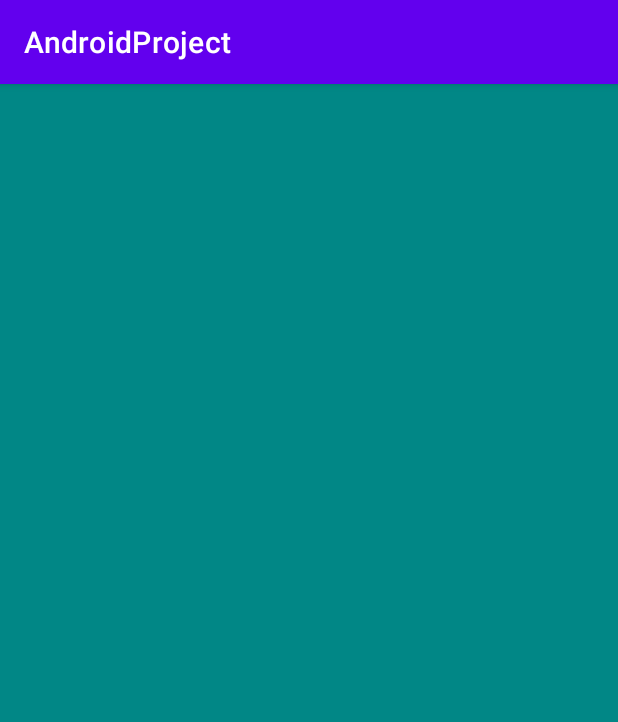
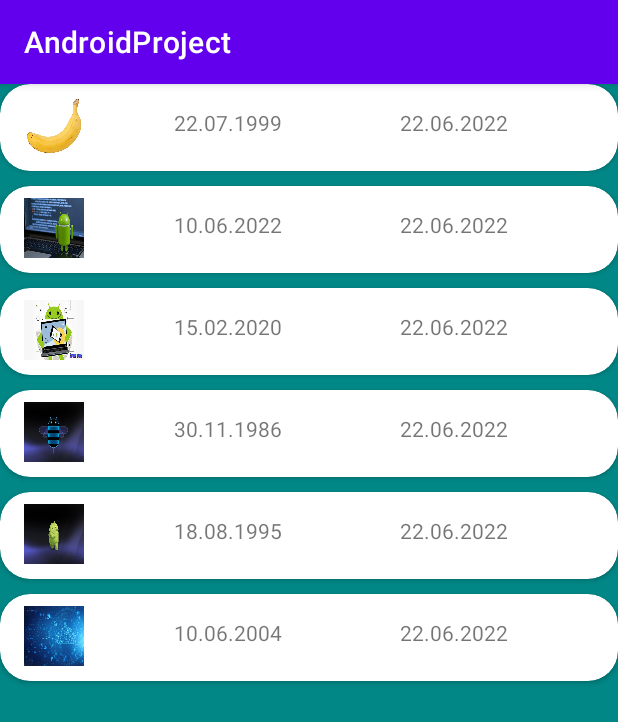
Before and after one commit to IgorBr777/AndroidProject, an Android app: the screen it shows after launch (MainActivity), after a tap on "FINISH", on a phone screen of 412 x 824 dp. Shown: the top 722 px of the screen. Run offline under Robolectric (Android 15) with nearby library versions, the phone set to English and light mode, and no system bars.

Commit message:
Lesson21, created RecyclerView

```diff
--- a/app/src/main/java/com/example/androidproject/ItemsFragment.kt
+++ b/app/src/main/java/com/example/androidproject/ItemsFragment.kt
@@ -6,10 +6,17 @@
 import android.view.View
 import android.view.ViewGroup
 import android.widget.Button
+import android.widget.Toast
+import androidx.recyclerview.widget.LinearLayoutManager
+import androidx.recyclerview.widget.RecyclerView
+import com.example.androidproject.adapter.ItemsAdapter
+import com.example.androidproject.listener.ItemsListener
+import com.example.androidproject.model.ItemsModel
 
 
-class ItemsFragment : Fragment() {
+class ItemsFragment : Fragment(), ItemsListener {
 
+    private lateinit var itemsAdapter: ItemsAdapter
 
     override fun onCreateView(
         inflater: LayoutInflater, container: ViewGroup?,
@@ -22,6 +29,43 @@
     override fun onViewCreated(view: View, savedInstanceState: Bundle?) {
         super.onViewCreated(view, savedInstanceState)
 
+        itemsAdapter = ItemsAdapter(this)
+        val recyclerView = view.findViewById<RecyclerView>(R.id.recyclerView)
+        recyclerView.layoutManager = LinearLayoutManager(context)
+        recyclerView.adapter = itemsAdapter
+
+        val listItems = listOf<ItemsModel>(
+            ItemsModel(R.drawable.banana, "Banana", "22.07.1999"),
+            ItemsModel(R.drawable.android_1, "Android", "10.06.2022"),
+            ItemsModel(R.drawable.android_2, "IOS", "15.02.2020"),
+            ItemsModel(R.drawable.android_3, "Flutter", "30.11.1986"),
+            ItemsModel(R.drawable.android_4, "Python", "18.08.1995"),
+            ItemsModel(R.drawable.it_1, "PHP", "10.06.2004"),
+
+            )
+        itemsAdapter.submitList(listItems.toList())
 
     }
+
+    override fun onClick() {
+        Toast.makeText(context, "ImageView clicked", Toast.LENGTH_LONG).show()
+    }
+
+    override fun onElementSelected(name: String, date: String, imageView: Int) {
+        val detailsFragment = DetailsFragment()
+        val bundle = Bundle()
+        bundle.putString("name", name)
+        bundle.putString("date", date)
+        bundle.putInt("imageView", imageView)
+        detailsFragment.arguments = bundle
+
+// add метод мы больше не используем, нужно использовать replace
+        // replace всегда будет иметь или addToBackStack, чтобы могли вернуться  назад или же его не будет,
+        // чтобы мы могли вернуться назад.
+        parentFragmentManager
+            .beginTransaction()
+            .add(R.id.activity_container, detailsFragment)
+            .addToBackStack("Details")
+            .commit()
+    }
 }
--- a/app/src/main/java/com/example/androidproject/OnBoardingFragment.kt
+++ b/app/src/main/java/com/example/androidproject/OnBoardingFragment.kt
@@ -21,8 +21,8 @@
 
     override fun onViewCreated(view: View, savedInstanceState: Bundle?) {
         super.onViewCreated(view, savedInstanceState)
-        val OnBoardingFinished = view.findViewById<Button>(R.id.btnFinish)
-        OnBoardingFinished.setOnClickListener {
+        val onBoardingFinished = view.findViewById<Button>(R.id.btnFinish)
+        onBoardingFinished.setOnClickListener {
 
             parentFragmentManager
 
@@ -30,9 +30,6 @@
                 .replace(R.id.activity_container,ItemsFragment())
                 .commit()
 
-
-
-
         }
 
     }
--- /dev/null
+++ b/app/src/main/java/com/example/androidproject/adapter/ItemsAdapter.kt
@@ -0,0 +1,35 @@
+package com.example.androidproject.adapter
+
+import android.view.LayoutInflater
+import android.view.ViewGroup
+import androidx.recyclerview.widget.RecyclerView
+import com.example.androidproject.R
+import com.example.androidproject.listener.ItemsListener
+import com.example.androidproject.model.ItemsModel
+
+class ItemsAdapter( private val itemsListener: ItemsListener
+): RecyclerView.Adapter<ItemsViewHolder>(
+
+) {
+
+    private var listItems = mutableListOf<ItemsModel>()
+
+    fun submitList(list: List<ItemsModel>){
+        this.listItems = list.toMutableList()
+    }
+
+    override fun onCreateViewHolder(parent: ViewGroup, viewType: Int): ItemsViewHolder {
+        val view = LayoutInflater.from(parent.context).inflate(R.layout.item_fruit,parent, false)
+        return  ItemsViewHolder(view, itemsListener)
+    }
+
+    override fun onBindViewHolder(holder: ItemsViewHolder, position: Int) {
+      holder.bind(listItems[position])
+
+
+    }
+
+    override fun getItemCount(): Int {
+       return listItems.size
+    }
+}
--- /dev/null
+++ b/app/src/main/java/com/example/androidproject/adapter/ItemsViewHolder.kt
@@ -0,0 +1,45 @@
+package com.example.androidproject.adapter
+
+import android.view.View
+import android.widget.ImageView
+import android.widget.TextView
+import androidx.recyclerview.widget.RecyclerView
+import com.example.androidproject.R
+import com.example.androidproject.listener.ItemsListener
+import com.example.androidproject.model.ItemsModel
+
+class ItemsViewHolder(private val view: View,
+                      private val itemsListener: ItemsListener
+                      ) : RecyclerView.ViewHolder(view) {
+
+    fun bind(itemsModel: ItemsModel) {
+        val name = view.findViewById<TextView>(R.id.tv_name)
+        val imageView = view.findViewById<ImageView>(R.id.iv_image)
+        val date = view.findViewById<TextView>(R.id.tv_date)
+
+
+        name.text = itemsModel.name
+        imageView.setBackgroundResource(itemsModel.image)
+        name.text = itemsModel.date
+
+        //   name.text =string
+
+        imageView.setOnClickListener {
+            itemsListener.onClick()
+        }
+
+        itemView.setOnClickListener{
+
+            itemsListener.onElementSelected(
+                itemsModel.name,
+                itemsModel.date,
+                itemsModel.image
+
+            )
+
+        }
+
+
+    }
+
+}
--- /dev/null
+++ b/app/src/main/java/com/example/androidproject/listener/ItemsListener.kt
@@ -0,0 +1,13 @@
+package com.example.androidproject.listener
+
+import android.widget.ImageView
+
+interface ItemsListener {
+
+
+    fun onClick()
+
+    fun onElementSelected(name:String, date:String, imageView: Int)
+
+
+}
--- /dev/null
+++ b/app/src/main/java/com/example/androidproject/model/ItemsModel.kt
@@ -0,0 +1,10 @@
+package com.example.androidproject.model
+
+data class ItemsModel(
+
+
+    val image: Int,
+    val name: String,
+    val date: String,
+
+    )
--- a/app/src/main/res/layout/item_fruit.xml
+++ b/app/src/main/res/layout/item_fruit.xml
@@ -21,7 +21,6 @@
           android:layout_width="40dp"
           android:layout_height="40dp"
           android:layout_marginTop="8dp"
-          android:src="@drawable/banana"
           app:layout_constraintEnd_toEndOf="parent"
           app:layout_constraintHorizontal_bias="0.043"
           app:layout_constraintStart_toStartOf="parent"
@@ -32,7 +31,6 @@
           android:layout_width="wrap_content"
           android:layout_height="wrap_content"
           android:layout_marginStart="60dp"
-          android:text="Banana"
           app:layout_constraintBottom_toBottomOf="@+id/iv_image"
           app:layout_constraintEnd_toEndOf="parent"
           app:layout_constraintHorizontal_bias="0.0"
@@ -40,6 +38,17 @@
           app:layout_constraintTop_toTopOf="@+id/iv_image"
           app:layout_constraintVertical_bias="0.38" />
 
+      <TextView
+          android:id="@+id/tv_date"
+          android:layout_width="wrap_content"
+          android:layout_height="wrap_content"
+          android:layout_marginTop="16dp"
+          android:text="22.06.2022"
+          app:layout_constraintEnd_toEndOf="parent"
+          app:layout_constraintHorizontal_bias="0.517"
+          app:layout_constraintStart_toEndOf="@+id/tv_name"
+          app:layout_constraintTop_toTopOf="parent" />
+
 
    </androidx.constraintlayout.widget.ConstraintLayout>
 
```
Also changed, not shown: app/src/main/java/com/example/androidproject/DetailsFragment.kt (+20 -0 lines), app/src/main/res/layout/fragment_details.xml (+32 -0 lines), app/src/main/res/drawable/android_2.jpg (added), app/src/main/res/drawable/android_3.jpg (added), app/src/main/res/drawable/android_4.jpg (added), app/src/main/res/drawable/it_1.jpg (added).
